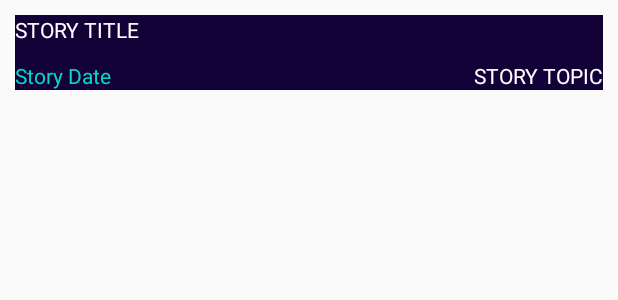
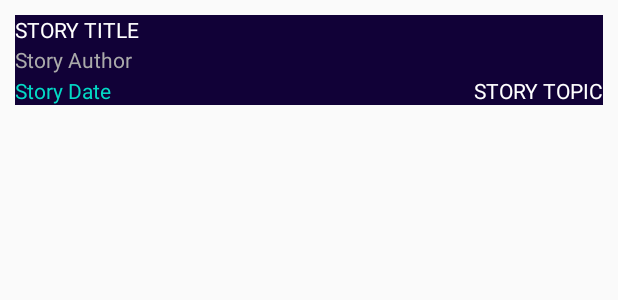
Before and after one commit to daviabrantes/NewsApp, an Android app: the layout story_adapter.xml on its own in the app's theme, with its tools: preview values and no code run, on a phone screen of 412 x 824 dp. Shown: the top 300 px of the screen. Run offline under Robolectric (Android 15) with nearby library versions, the phone set to English and light mode, and no system bars.

Commit message:
Author correction

```diff
--- a/app/src/main/java/com/example/newsapp/MainActivity.java
+++ b/app/src/main/java/com/example/newsapp/MainActivity.java
@@ -80,6 +80,8 @@ public class MainActivity extends AppCompatActivity implements LoaderManager.Loa
         Uri.Builder uriBuilder = baseUri.buildUpon();
 
         uriBuilder.appendQueryParameter("api-key", "test");
+        uriBuilder.appendQueryParameter("show-tags", "contributor");
+
         return new StoryLoader(this, uriBuilder.toString());
     }
 
--- a/app/src/main/java/com/example/newsapp/adapter/StoryAdapter.java
+++ b/app/src/main/java/com/example/newsapp/adapter/StoryAdapter.java
@@ -44,6 +44,10 @@ public class StoryAdapter extends ArrayAdapter<Story> {
         String storyTopic = currentStory.getStoryTopic();
         textStoryTopic.setText(storyTopic);
 
+        TextView textStoryAuthor = listItemView.findViewById(R.id.story_author);
+        String storyAuthor = currentStory.getStoryAuthor();
+        textStoryAuthor.setText(storyAuthor);
+
         return listItemView;
     }
 
--- a/app/src/main/res/layout/story_adapter.xml
+++ b/app/src/main/res/layout/story_adapter.xml
@@ -1,7 +1,7 @@
 <?xml version="1.0" encoding="utf-8"?>
 <FrameLayout xmlns:android="http://schemas.android.com/apk/res/android"
     android:layout_width="match_parent"
-    android:layout_height="50dp"
+    android:layout_height="60dp"
     android:layout_margin="10dp">
 
     <View
@@ -18,6 +18,14 @@
         android:layout_gravity="top"
         android:text="Story Title"
         android:textColor="@android:color/white"/>
+
+    <TextView
+        android:id="@+id/story_author"
+        android:layout_width="wrap_content"
+        android:layout_height="wrap_content"
+        android:text="Story Author"
+        android:layout_gravity="center_vertical"
+        android:textColor="@android:color/darker_gray"/>
 
     <TextView
         android:id="@+id/story_date"
```
Also changed, not shown: app/src/main/java/com/example/newsapp/model/Story.java (+11 -1 lines), app/src/main/java/com/example/newsapp/utils/QueryUtils.java (+7 -4 lines).
